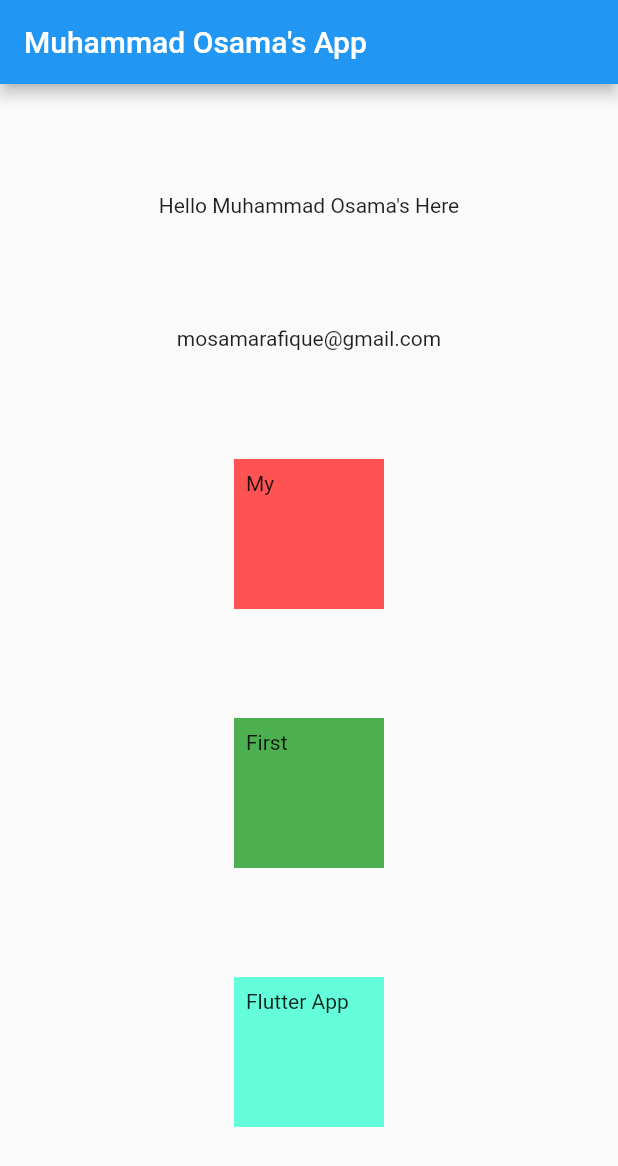
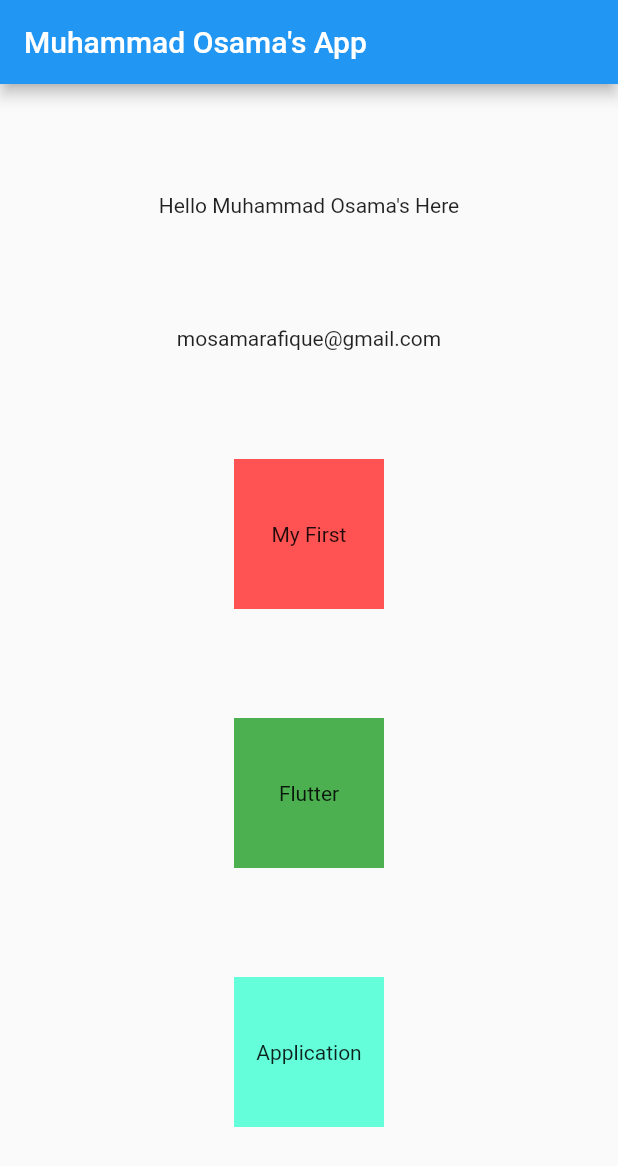
Before and after one commit to Muhammad-Osama-Qureshi/FlutterFirstapp, a Flutter app: the screen it shows after launch, on a phone screen of 412 x 824 dp. Shown: the top 1166 px of the screen. Run offline on Flutter 3.47's test engine with Material 2 defaults, Android fonts, the phone set to English and light mode, and no system bars.

```diff
--- a/lib/main.dart
+++ b/lib/main.dart
@@ -16,23 +16,23 @@ class HomePage extends StatelessWidget {
           child: Column(
             mainAxisAlignment: MainAxisAlignment.spaceEvenly,
             children: [
-              Text("Hello Muhammad Osama's Here"),
-              Text("mosamarafique@gmail.com"),
+              Center(child: Text("Hello Muhammad Osama's Here")),
+              Center(child: Text("mosamarafique@gmail.com")),
               Container(
-                child: Text("My"),
+                child: Center(child: Text("My First")),
                 padding: const EdgeInsets.all(8),
                 width: 100,
                 height: 100,
                 color: Colors.redAccent,
               ),
               Container(
-                  child: Text("First"),
+                  child: Center(child: Text("Flutter")),
                   padding: const EdgeInsets.all(8),
                   width: 100,
                   height: 100,
                   color: Colors.green),
               Container(
-                child: Text("Flutter App"),
+                child: Center(child: Text("Application")),
                 padding: const EdgeInsets.all(8),
                 width: 100,
                 height: 100,
```
